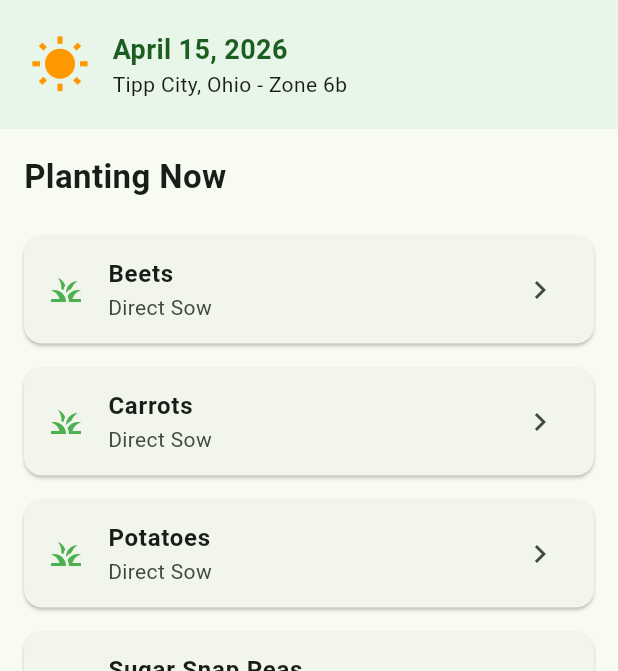
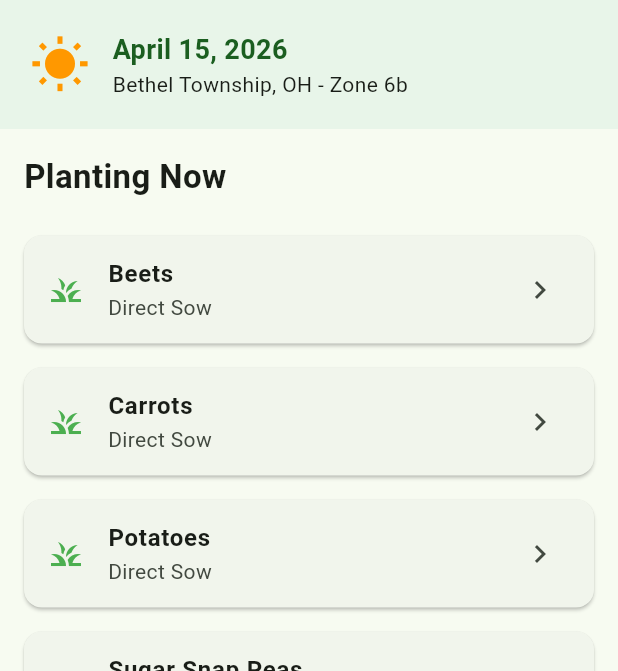
Before and after one commit to brandonifco/farming_app, a Flutter app: the screen it shows after launch, on a phone screen of 412 x 824 dp, the part 84-755 px from its top. Run offline on Flutter 3.47's test engine with Material 3 defaults, Android fonts, the phone set to English and light mode, and no system bars; our stand-ins replace shared_preferences.

Commit message:
updated dynamic header on planting dashboard

```diff
--- a/lib/views/planting_dashboard.dart
+++ b/lib/views/planting_dashboard.dart
@@ -5,6 +5,7 @@ import '../models/crop.dart';
 import 'crop_detail_view.dart';
 import 'full_calendar_view.dart';
 import 'settings_view.dart';
+import 'package:intl/intl.dart';
 
 class PlantingDashboard extends StatefulWidget {
   const PlantingDashboard({super.key});
@@ -20,18 +21,22 @@ class _PlantingDashboardState extends State<PlantingDashboard> {
 
   // Track the zone in the state
   String _currentZone = "6b";
+  String _currentLocation = "Loading...";
+  String _farmName = "The Farm";
 
   @override
   void initState() {
     super.initState();
-    _loadInitialConfig();
+    _updateUIFromConfig();
   }
 
   // Load the zone on first startup
-  Future<void> _loadInitialConfig() async {
+  Future<void> _updateUIFromConfig() async {
     final config = await _configService.loadConfig();
     setState(() {
       _currentZone = config['hardinessZone'];
+      _currentLocation = config['location'] ?? "Unknown Location";
+      _farmName = config['farmName'] ?? "My Farm";
     });
   }
 
@@ -39,7 +44,7 @@ class _PlantingDashboardState extends State<PlantingDashboard> {
   Widget build(BuildContext context) {
     return Scaffold(
       appBar: AppBar(
-        title: const Text('The Farm'),
+        title: Text(_farmName),
         backgroundColor: Colors.green[700],
         foregroundColor: Colors.white,
         actions: [
@@ -51,11 +56,7 @@ class _PlantingDashboardState extends State<PlantingDashboard> {
                 MaterialPageRoute(builder: (context) => const SettingsView()),
               );
 
-              // When we return, re-read the config file and update the UI state
-              final config = await _configService.loadConfig();
-              setState(() {
-                _currentZone = config['hardinessZone'];
-              });
+              _updateUIFromConfig();
             },
           ),
           IconButton(
@@ -83,11 +84,11 @@ class _PlantingDashboardState extends State<PlantingDashboard> {
                   crossAxisAlignment: CrossAxisAlignment.start,
                   children: [
                     Text(
-                      'April 15, 2026',
+                      DateFormat('MMMM d, yyyy').format(_today), // Dynamic formatting
                       style: TextStyle(fontSize: 18, fontWeight: FontWeight.bold, color: Colors.green[900]),
                     ),
                     // Now using the dynamic state variable
-                    Text('Tipp City, Ohio - Zone $_currentZone'),
+                    Text('$_currentLocation - Zone $_currentZone'),
                   ],
                 ),
               ],
--- a/pubspec.yaml
+++ b/pubspec.yaml
@@ -36,6 +36,7 @@ dependencies:
   cupertino_icons: ^1.0.8
   path_provider: ^2.1.5
   shared_preferences: ^2.5.5
+  intl: ^0.20.2
 
 dev_dependencies:
   flutter_test:
```
Also changed, not shown: pubspec.lock.
